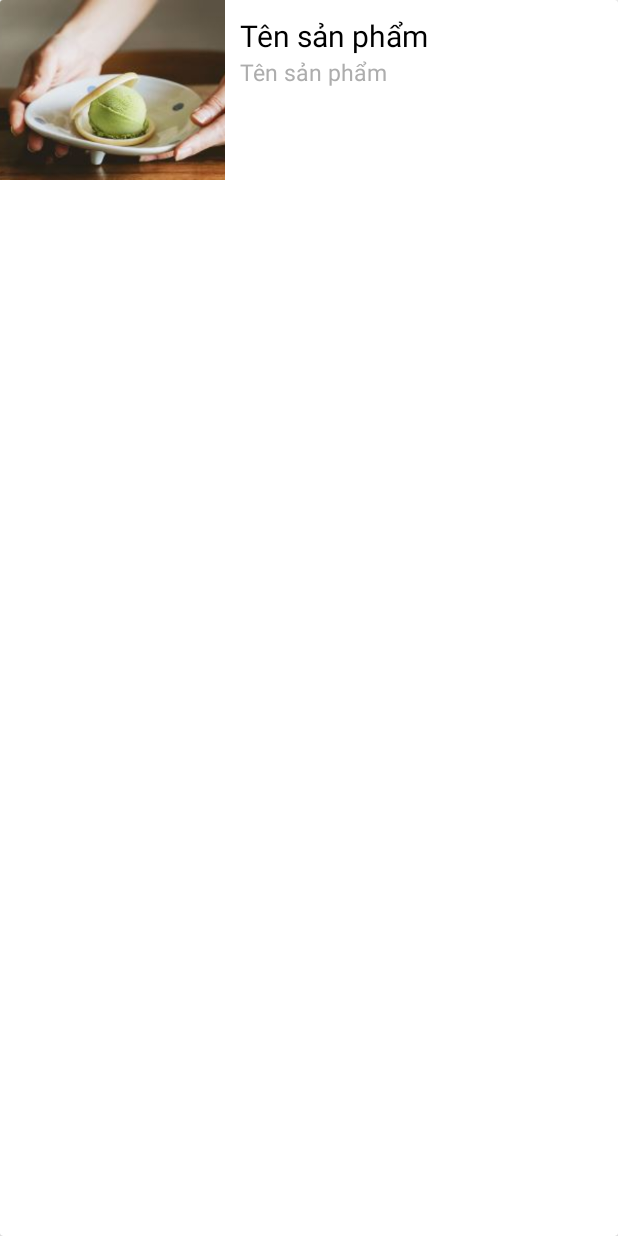
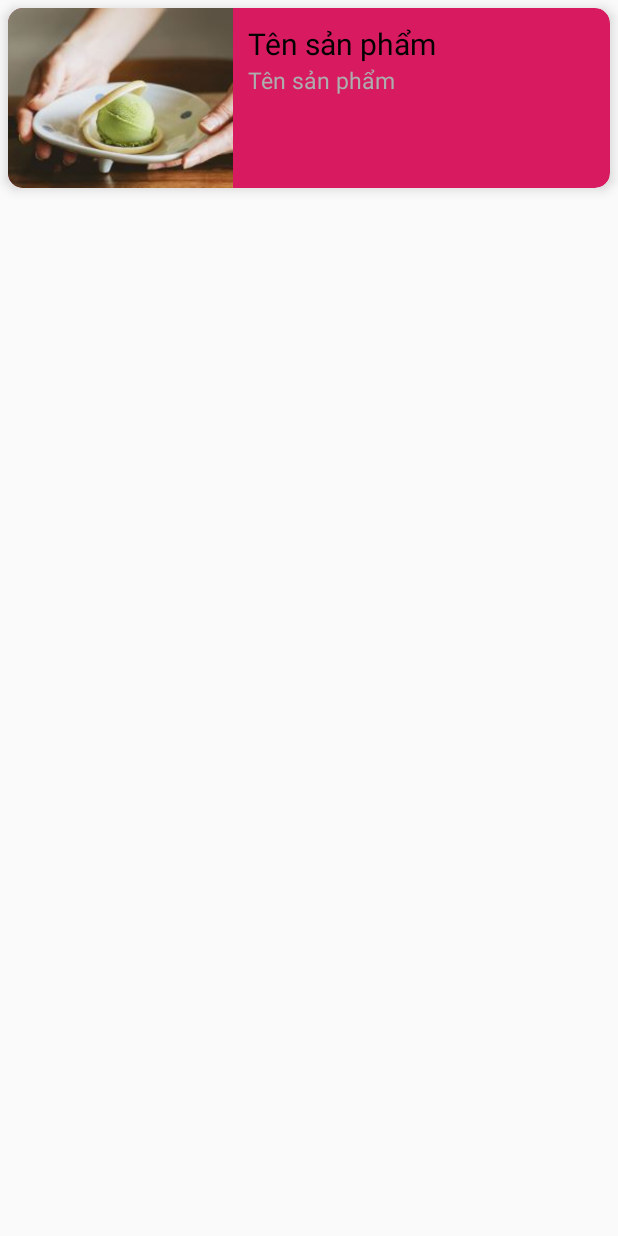
Before and after one commit to phamtanphat/Recyclerview08102019, an Android app: the layout item_layout_monan.xml on its own in the app's theme, with its tools: preview values and no code run, on a phone screen of 412 x 824 dp. Run offline under Robolectric (Android 15) with nearby library versions, the phone set to English and light mode, and no system bars.

```diff
--- a/app/src/main/res/layout/item_layout_monan.xml
+++ b/app/src/main/res/layout/item_layout_monan.xml
@@ -1,8 +1,13 @@
 <?xml version="1.0" encoding="utf-8"?>
-<androidx.cardview.widget.CardView
-    xmlns:android="http://schemas.android.com/apk/res/android"
-    android:orientation="vertical" android:layout_width="match_parent"
-    android:layout_height="match_parent">
+<androidx.cardview.widget.CardView xmlns:android="http://schemas.android.com/apk/res/android"
+    xmlns:app="http://schemas.android.com/apk/res-auto"
+    android:orientation="vertical"
+    android:layout_width="match_parent"
+    android:layout_height="wrap_content"
+    app:cardCornerRadius="10dp"
+    app:cardElevation="5dp"
+    app:cardBackgroundColor="@color/colorAccent"
+    android:layout_margin="5dp">
     <LinearLayout
         android:layout_width="match_parent"
         android:layout_height="wrap_content">
```
Also changed, not shown: app/src/main/java/com/example/recyclerview08102019/MonanAdapter.java (added, +54 -0 lines), app/src/main/res/layout/activity_main.xml (+7 -10 lines).
